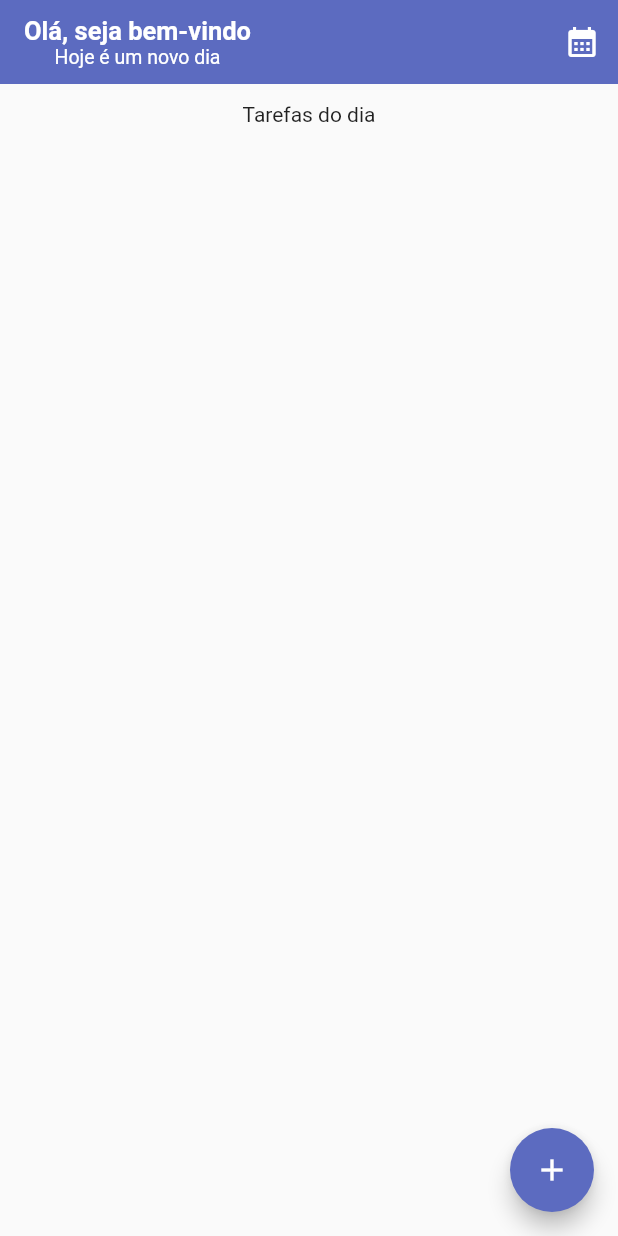
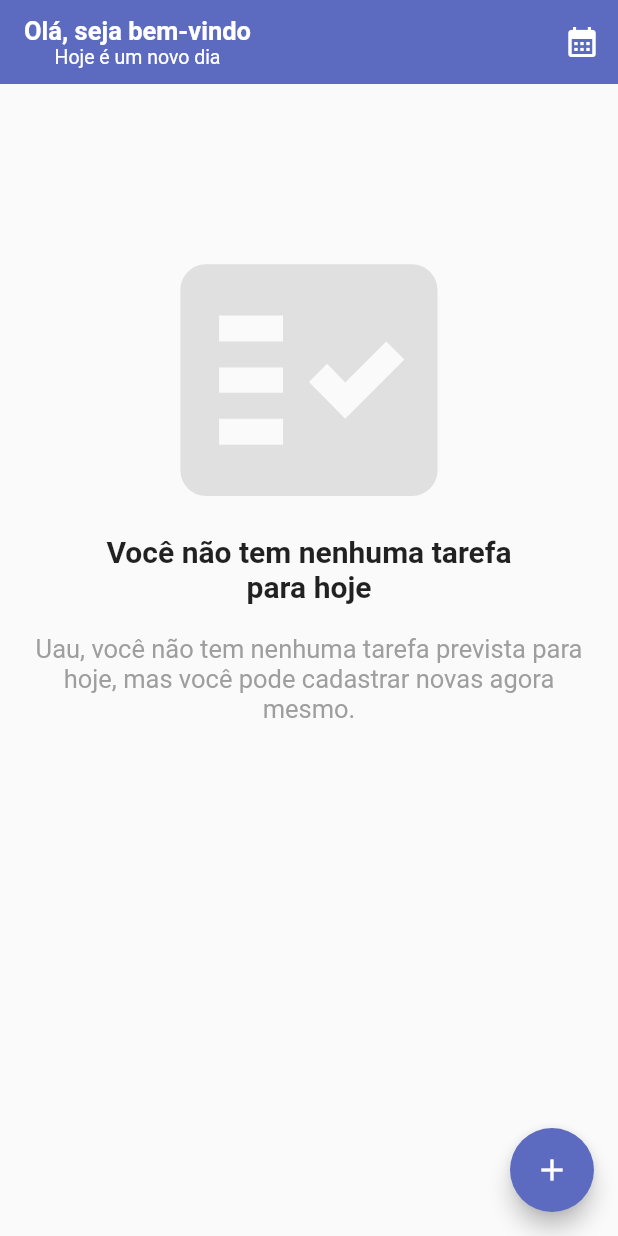
Before and after one commit to MateusSJames/agenda_pomodoro, a Flutter app: the screen it shows after launch, on a phone screen of 412 x 824 dp. Run offline on Flutter 3.47's test engine with Material 2 defaults, Android fonts, the light colour scheme and no system bars; our stand-ins replace carousel_slider, flutter_mobx, mobx, sqflite, syncfusion_flutter_calendar; accounts and stored records are empty; generated files the repository leaves out were written again.

Commit message:
Melhorando ui quando nao existe tarefas e modificando duracao do pomodoro

```diff
--- a/lib/screens/home_screen/home_screen.dart
+++ b/lib/screens/home_screen/home_screen.dart
@@ -65,11 +65,43 @@ class _HomeScreenState extends State<HomeScreen> {
         padding: const EdgeInsets.symmetric(horizontal: 20.0, vertical: 12.0),
         child: Column(
           children: [
-            const Text('Tarefas do dia'),
             Observer(builder: (_) {
               if (_registrationStore.loadingTasks) {
                 return CircularProgressIndicator(
                   color: colorAppBar,
+                );
+              } else {
+                if (_registrationStore.tasks.isEmpty) {
+                  return Column(
+                    children: [
+                      SizedBox(
+                        height: MediaQuery.of(context).size.height * 0.1,
+                      ),
+                      Icon(
+                        Icons.fact_check,
+                        color: Colors.grey[300],
+                        size: MediaQuery.of(context).size.height * 0.25,
+                      ),
+                      const Text(
+                        'Você não tem nenhuma tarefa \npara hoje',
+                        textAlign: TextAlign.center,
+                        style: TextStyle(
+                          fontSize: 20.0,
+                          fontWeight: FontWeight.bold,
+                        ),
+                      ),
+                      const SizedBox(
+                        height: 20,
+                      ),
+                      Text(
+                        'Uau, você não tem nenhuma tarefa prevista para hoje, mas você pode cadastrar novas agora mesmo.',
+                        textAlign: TextAlign.center,
+                        style: TextStyle(
+                          fontSize: 17.0,
+                          color: Colors.grey[500],
+                        ),
+                      ),
+                    ],
                   );
                 } else {
                   return Expanded(
@@ -90,6 +122,7 @@ class _HomeScreenState extends State<HomeScreen> {
                         }),
                   );
                 }
+              }
             }),
           ],
         ),
--- a/lib/screens/new_task_screen/new_task_screen.dart
+++ b/lib/screens/new_task_screen/new_task_screen.dart
@@ -116,7 +116,7 @@ class _NewTaskScreenState extends State<NewTaskScreen> {
               Observer(builder: (_) {
                 return SliderField(
                     min: 1,
-                    max: 40,
+                    max: 120,
                     divisions: 5,
                     nameField: 'Duração de sessões',
                     valueStore: _registrationStore.duration,
```
Also changed, not shown: pubspec.lock. Lines whose indentation alone changed are shown as unchanged.
